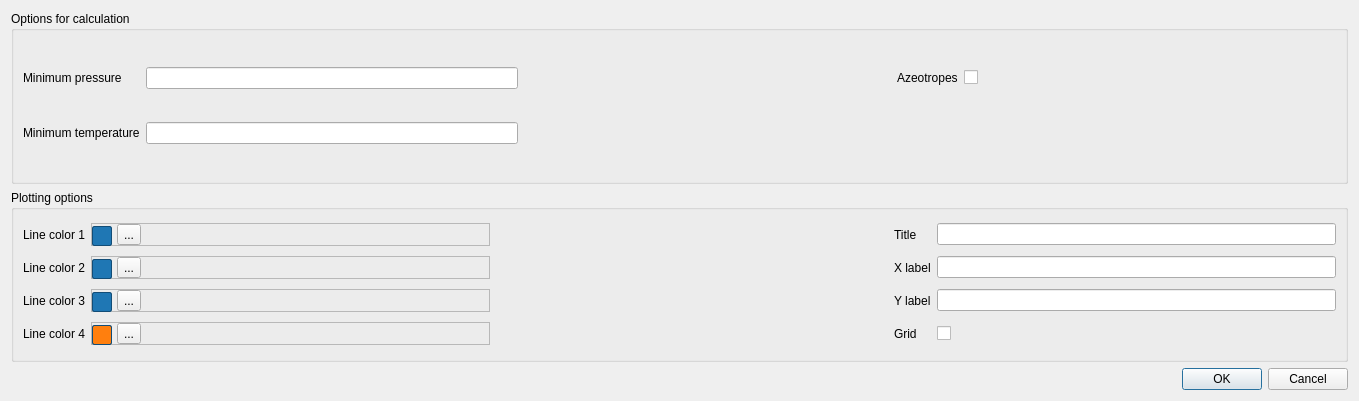
Above: addon/pycThermopack/pyctp/gui/widgets/layouts/global_binary_options.ui from thermotools/thermopack before the change. Below: the same form after it.
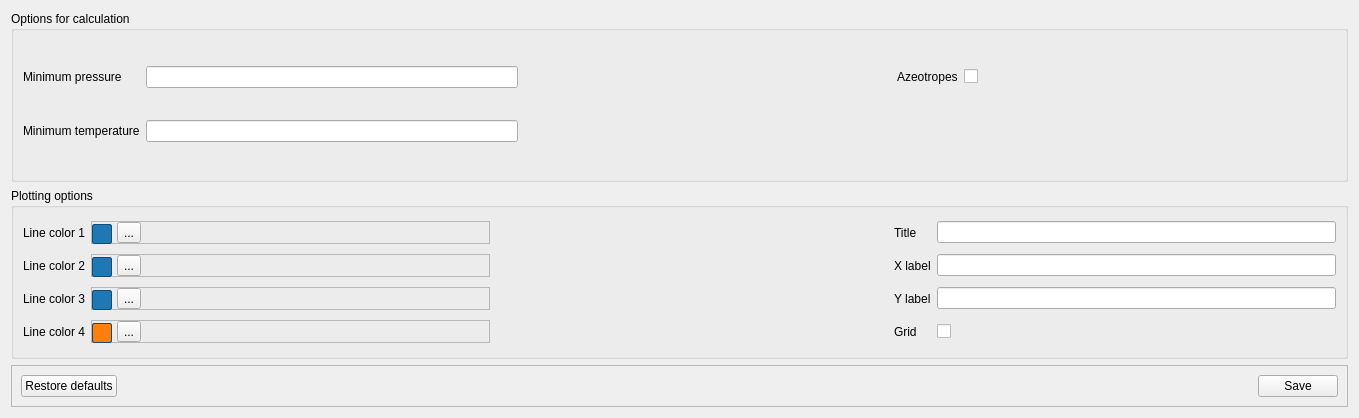
That is the form after the change.

Commit message: Add functionality for restoring plotting options to default

The edit to the form file:
```diff
--- a/addon/pycThermopack/pyctp/gui/widgets/layouts/global_binary_options.ui
+++ b/addon/pycThermopack/pyctp/gui/widgets/layouts/global_binary_options.ui
@@ -7,7 +7,7 @@
     <x>0</x>
     <y>0</y>
     <width>1359</width>
-    <height>401</height>
+    <height>418</height>
    </rect>
   </property>
   <property name="windowTitle">
@@ -505,13 +505,54 @@
     </widget>
    </item>
    <item>
-    <widget class="QDialogButtonBox" name="button_box">
-     <property name="orientation">
-      <enum>Qt::Horizontal</enum>
+    <widget class="QFrame" name="frame">
+     <property name="sizePolicy">
+      <sizepolicy hsizetype="Preferred" vsizetype="Maximum">
+       <horstretch>0</horstretch>
+       <verstretch>0</verstretch>
+      </sizepolicy>
      </property>
-     <property name="standardButtons">
-      <set>QDialogButtonBox::Cancel|QDialogButtonBox::Ok</set>
+     <property name="frameShape">
+      <enum>QFrame::StyledPanel</enum>
      </property>
+     <property name="frameShadow">
+      <enum>QFrame::Raised</enum>
+     </property>
+     <layout class="QHBoxLayout" name="horizontalLayout">
+      <item>
+       <widget class="QPushButton" name="restore_defaults_btn">
+        <property name="text">
+         <string>Restore defaults</string>
+        </property>
+        <property name="autoDefault">
+         <bool>false</bool>
+        </property>
+       </widget>
+      </item>
+      <item>
+       <spacer name="horizontalSpacer_9">
+        <property name="orientation">
+         <enum>Qt::Horizontal</enum>
+        </property>
+        <property name="sizeHint" stdset="0">
+         <size>
+          <width>40</width>
+          <height>20</height>
+         </size>
+        </property>
+       </spacer>
+      </item>
+      <item>
+       <widget class="QPushButton" name="save_btn">
+        <property name="text">
+         <string>Save</string>
+        </property>
+        <property name="autoDefault">
+         <bool>false</bool>
+        </property>
+       </widget>
+      </item>
+     </layout>
     </widget>
    </item>
   </layout>
```
Left out of the diff: 35 changed lines with no effect on the pictures. The commit also changes 6 other files.
